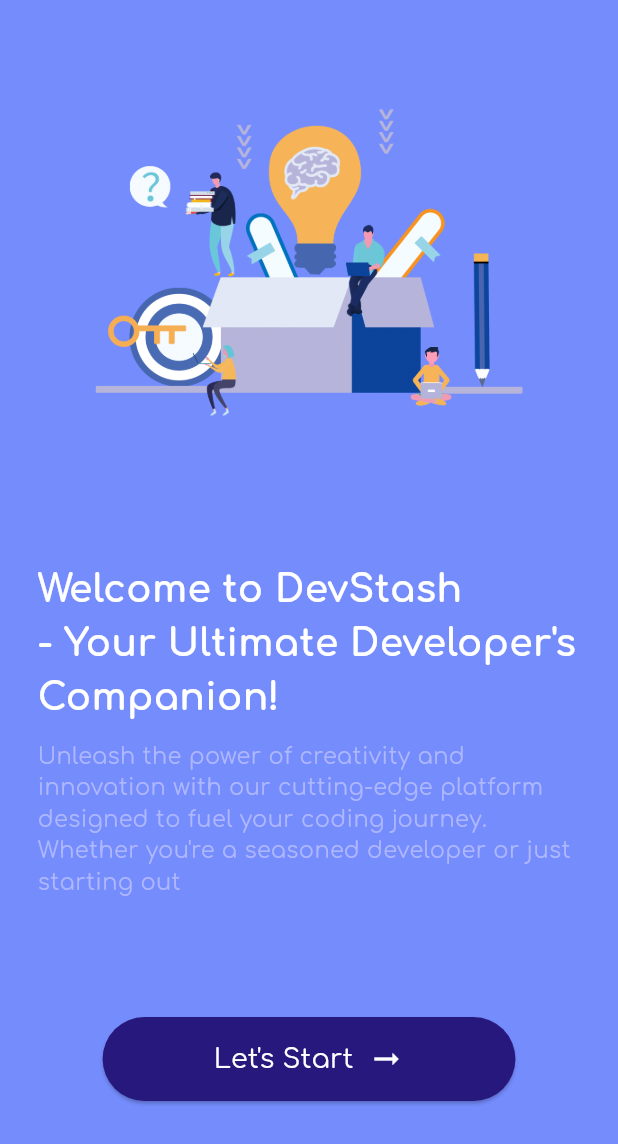
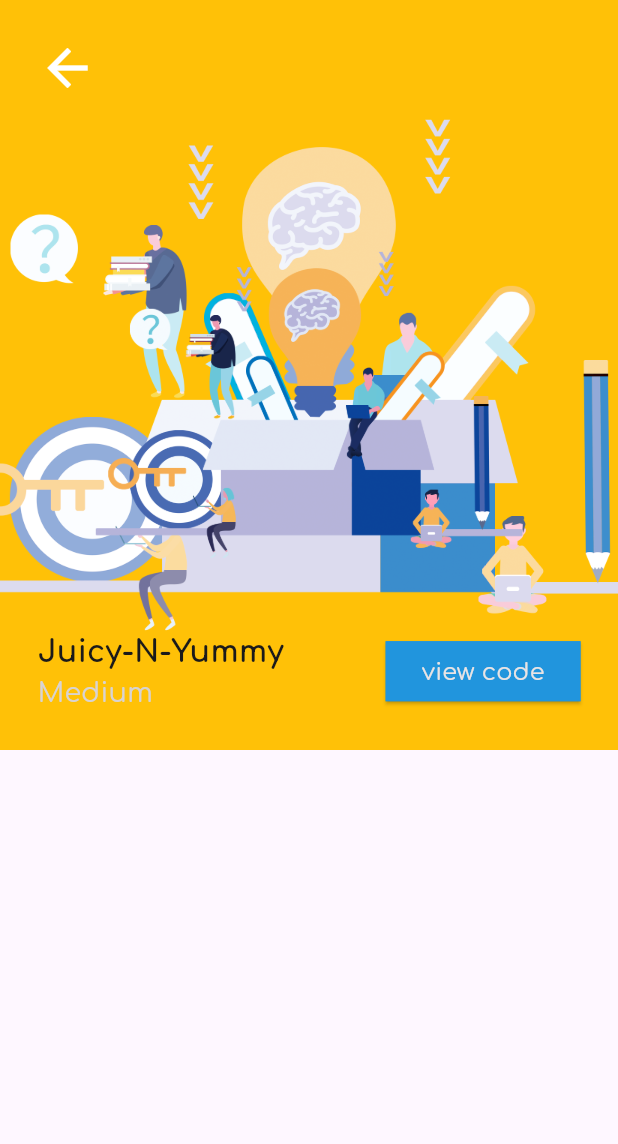
Before and after one commit to prakhar-5447/devstash-flutter, a Flutter app: the screen it shows after launch, on a phone screen of 412 x 824 dp. Shown: the top 1144 px of the screen. Run offline on Flutter 3.47's test engine with Material 2 defaults, Android fonts, the phone set to English and light mode, and no system bars.

Commit message:
project detail page initialize

```diff
--- a/devstash/lib/main.dart
+++ b/devstash/lib/main.dart
@@ -1,3 +1,4 @@
+import 'package:devstash/screens/projectDetailScreen.dart';
 import 'package:devstash/screens/welcome.dart';
 import 'package:flutter/material.dart';
 
@@ -16,7 +17,8 @@ class MyApp extends StatelessWidget {
           useMaterial3: true,
         ),
         routes: {
-          '/': (context) => const WelcomeScreen(title: "hello"),
+          // '/': (context) => const WelcomeScreen(title: "hello"),
+          '/': (context) => const ProjectDetailScreen(),
           // '/': (context) => MyHomePage(title: "hello"),
         });
   }
--- /dev/null
+++ b/devstash/lib/screens/projectDetailScreen.dart
@@ -0,0 +1,90 @@
+import 'package:flutter/material.dart';
+
+class ProjectDetailScreen extends StatelessWidget {
+  const ProjectDetailScreen({super.key});
+
+  @override
+  Widget build(BuildContext context) {
+    return Scaffold(
+        body: Column(
+      children: [
+        Container(
+          height: 500,
+          decoration: const BoxDecoration(
+            color: Colors.amber,
+            image: DecorationImage(
+              colorFilter: ColorFilter.linearToSrgbGamma(),
+              image: AssetImage("assets/welcome.png"),
+              fit: BoxFit.cover,
+            ),
+          ),
+          child: Padding(
+            padding: const EdgeInsets.all(25),
+            child: Column(
+                mainAxisAlignment: MainAxisAlignment.spaceBetween,
+                children: [
+                  const Expanded(
+                    child: Align(
+                      alignment: AlignmentDirectional.topStart,
+                      child: Icon(
+                        Icons.arrow_back,
+                        size: 40,
+                        color: Colors.white,
+                      ),
+                    ),
+                  ),
+                  Image.asset(
+                    'assets/welcome.png',
+                    height: 300,
+                    fit: BoxFit.contain,
+                  ),
+                  Row(
+                    mainAxisAlignment: MainAxisAlignment.spaceBetween,
+                    children: [
+                      const Column(
+                        crossAxisAlignment: CrossAxisAlignment.start,
+                        children: [
+                          Text("Juicy-N-Yummy",
+                              style: TextStyle(
+                                  color: Color.fromARGB(255, 27, 26, 26),
+                                  fontFamily: 'Comfortaa',
+                                  fontWeight: FontWeight.w700,
+                                  fontSize: 20)),
+                          Text("Medium",
+                              style: TextStyle(
+                                  color: Color.fromARGB(255, 216, 211, 211),
+                                  fontFamily: 'Comfortaa',
+                                  fontWeight: FontWeight.w400,
+                                  fontSize: 18)),
+                        ],
+                      ),
+                      ElevatedButton(
+                          style: ButtonStyle(
+                              shape: MaterialStateProperty.all<
+                                      RoundedRectangleBorder>(
+                                  const RoundedRectangleBorder(
+                                      borderRadius: BorderRadius.zero,
+                                      side: BorderSide(
+                                          color: Color.fromARGB(
+                                              255, 33, 149, 221)))),
+                              backgroundColor:
+                                  const MaterialStatePropertyAll<Color>(
+                                      Color.fromARGB(255, 33, 149, 221))),
+                          onPressed: () => {},
+                          child: const Text(
+                            "view code",
+                            style: TextStyle(
+                                color: Color.fromARGB(255, 234, 228, 228),
+                                fontFamily: 'Comfortaa',
+                                fontWeight: FontWeight.w400,
+                                fontSize: 16),
+                          )),
+                    ],
+                  )
+                ]),
+          ),
+        ),
+      ],
+    ));
+  }
+}
--- a/devstash/pubspec.yaml
+++ b/devstash/pubspec.yaml
@@ -91,5 +91,4 @@ flutter:
   # see https://flutter.dev/custom-fonts/#from-packages
 
   assets:
-    - assets/images.jpeg
     - assets/
```
